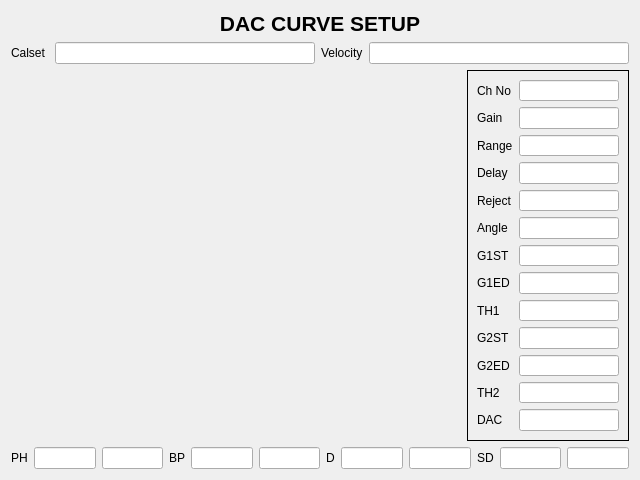
Before: the Qt Designer form daccurve.ui in parashyd/AXLE-TESTER, drawn with Qt 5.
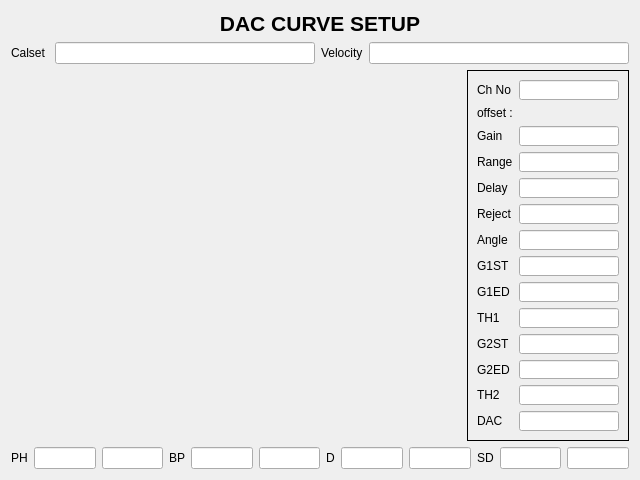
After: the same form once the commit is applied. Custom widgets are drawn as their Qt base class.

Commit message: Added offset in DacCurve creation screen

```diff
--- a/daccurve.ui
+++ b/daccurve.ui
@@ -128,14 +128,14 @@
           </property>
          </widget>
         </item>
-        <item row="1" column="0">
+        <item row="2" column="0">
          <widget class="QLabel" name="label_gain">
           <property name="text">
            <string>Gain</string>
           </property>
          </widget>
         </item>
-        <item row="1" column="1">
+        <item row="2" column="1">
          <widget class="QLineEdit" name="lineEdit_Gain">
           <property name="sizePolicy">
            <sizepolicy hsizetype="Minimum" vsizetype="Fixed">
@@ -151,14 +151,14 @@
           </property>
          </widget>
         </item>
-        <item row="2" column="0">
+        <item row="3" column="0">
          <widget class="QLabel" name="label_Range">
           <property name="text">
            <string>Range</string>
           </property>
          </widget>
         </item>
-        <item row="2" column="1">
+        <item row="3" column="1">
          <widget class="QLineEdit" name="lineEdit_Range">
           <property name="sizePolicy">
            <sizepolicy hsizetype="Minimum" vsizetype="Fixed">
@@ -174,14 +174,14 @@
           </property>
          </widget>
         </item>
-        <item row="3" column="0">
+        <item row="4" column="0">
          <widget class="QLabel" name="label_Delay">
           <property name="text">
            <string>Delay</string>
           </property>
          </widget>
         </item>
-        <item row="3" column="1">
+        <item row="4" column="1">
          <widget class="QLineEdit" name="lineEdit_Delay">
           <property name="sizePolicy">
            <sizepolicy hsizetype="Minimum" vsizetype="Fixed">
@@ -197,14 +197,14 @@
           </property>
          </widget>
         </item>
-        <item row="4" column="0">
+        <item row="5" column="0">
          <widget class="QLabel" name="label_Reject">
           <property name="text">
            <string>Reject</string>
           </property>
          </widget>
         </item>
-        <item row="4" column="1">
+        <item row="5" column="1">
          <widget class="QLineEdit" name="lineEdit_Reject">
           <property name="sizePolicy">
            <sizepolicy hsizetype="Minimum" vsizetype="Fixed">
@@ -220,14 +220,14 @@
           </property>
          </widget>
         </item>
-        <item row="5" column="0">
+        <item row="6" column="0">
          <widget class="QLabel" name="label_Angle">
           <property name="text">
            <string>Angle</string>
           </property>
          </widget>
         </item>
-        <item row="5" column="1">
+        <item row="6" column="1">
          <widget class="QLineEdit" name="lineEdit_Angle">
           <property name="sizePolicy">
            <sizepolicy hsizetype="Minimum" vsizetype="Fixed">
@@ -243,14 +243,14 @@
           </property>
          </widget>
         </item>
-        <item row="6" column="0">
+        <item row="7" column="0">
          <widget class="QLabel" name="label_G1ST">
           <property name="text">
            <string>G1ST</string>
           </property>
          </widget>
         </item>
-        <item row="6" column="1">
+        <item row="7" column="1">
          <widget class="QLineEdit" name="lineEdit_G1ST">
           <property name="sizePolicy">
            <sizepolicy hsizetype="Minimum" vsizetype="Fixed">
@@ -266,14 +266,14 @@
           </property>
          </widget>
         </item>
-        <item row="7" column="0">
+        <item row="8" column="0">
          <widget class="QLabel" name="label_G1ED">
           <property name="text">
            <string>G1ED</string>
           </property>
          </widget>
         </item>
-        <item row="7" column="1">
+        <item row="8" column="1">
          <widget class="QLineEdit" name="lineEdit_G1ED">
           <property name="sizePolicy">
            <sizepolicy hsizetype="Minimum" vsizetype="Fixed">
@@ -289,14 +289,14 @@
           </property>
          </widget>
         </item>
-        <item row="8" column="0">
+        <item row="9" column="0">
          <widget class="QLabel" name="label_TH1">
           <property name="text">
            <string>TH1</string>
           </property>
          </widget>
         </item>
-        <item row="8" column="1">
+        <item row="9" column="1">
          <widget class="QLineEdit" name="lineEdit_TH1">
           <property name="sizePolicy">
            <sizepolicy hsizetype="Minimum" vsizetype="Fixed">
@@ -312,7 +312,7 @@
           </property>
          </widget>
         </item>
-        <item row="10" column="0">
+        <item row="11" column="0">
          <widget class="QLabel" name="label_G2ED">
           <property name="enabled">
            <bool>true</bool>
@@ -322,7 +322,7 @@
           </property>
          </widget>
         </item>
-        <item row="10" column="1">
+        <item row="11" column="1">
          <widget class="QLineEdit" name="lineEdit_G2ED">
           <property name="enabled">
            <bool>true</bool>
@@ -341,7 +341,7 @@
           </property>
          </widget>
         </item>
-        <item row="11" column="0">
+        <item row="12" column="0">
          <widget class="QLabel" name="label_TH2">
           <property name="enabled">
            <bool>true</bool>
@@ -351,7 +351,7 @@
           </property>
          </widget>
         </item>
-        <item row="11" column="1">
+        <item row="12" column="1">
          <widget class="QLineEdit" name="lineEdit_TH2">
           <property name="enabled">
            <bool>true</bool>
@@ -370,14 +370,14 @@
           </property>
          </widget>
         </item>
-        <item row="13" column="0">
+        <item row="14" column="0">
          <widget class="QLabel" name="label_DAC">
           <property name="text">
            <string>DAC</string>
           </property>
          </widget>
         </item>
-        <item row="13" column="1">
+        <item row="14" column="1">
          <widget class="QLineEdit" name="lineEdit_CP">
           <property name="sizePolicy">
            <sizepolicy hsizetype="Minimum" vsizetype="Fixed">
@@ -393,7 +393,7 @@
           </property>
          </widget>
         </item>
-        <item row="9" column="1">
+        <item row="10" column="1">
          <widget class="QLineEdit" name="lineEdit_G2ST">
           <property name="enabled">
            <bool>true</bool>
@@ -412,7 +412,7 @@
           </property>
          </widget>
         </item>
-        <item row="9" column="0">
+        <item row="10" column="0">
          <widget class="QLabel" name="label_G2ST">
           <property name="enabled">
            <bool>true</bool>
@@ -422,6 +422,13 @@
           </property>
          </widget>
         </item>
+        <item row="1" column="0" colspan="2">
+         <widget class="QLabel" name="label_offset">
+          <property name="text">
+           <string>offset :</string>
+          </property>
+         </widget>
+        </item>
        </layout>
       </widget>
      </item>
```
The commit also changes 6 other files.
